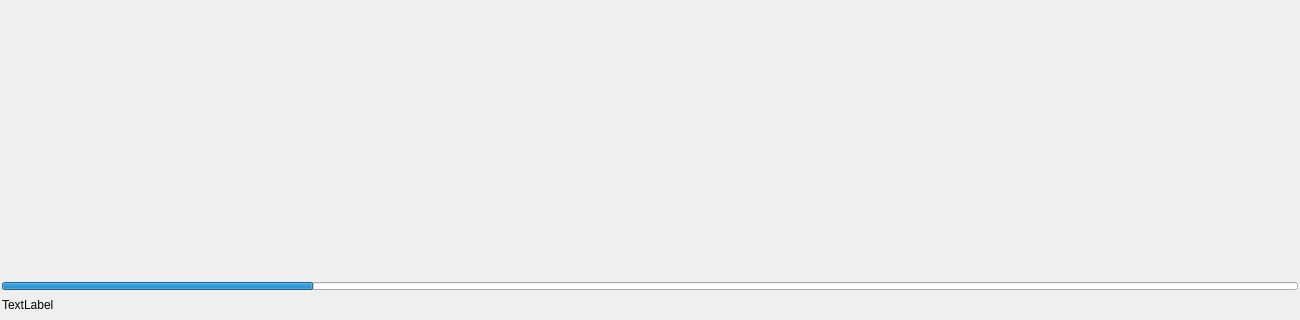
First picture: the form in Screen/frmMain.ui, repository LasFreitas/Bike, before the edit; both pictures show x 0 to 1300 and y 530 to 850 of the 1300 by 850 pixel window.
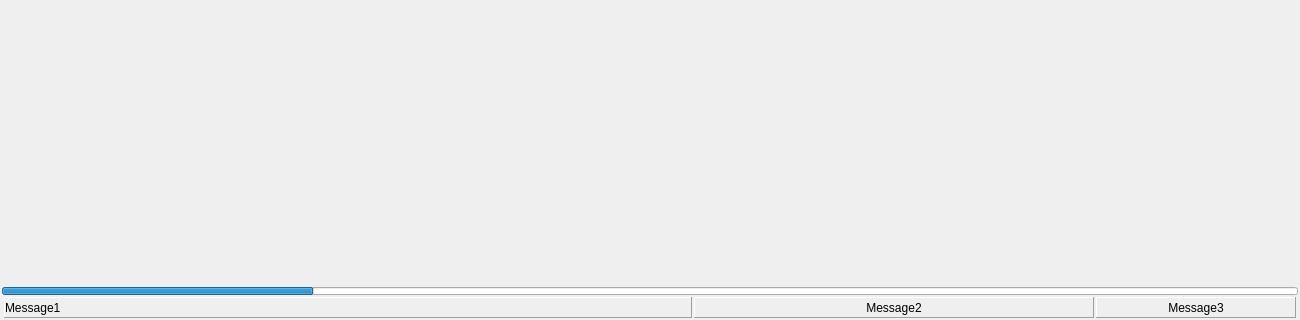
Second picture: the form after the edit. Icons and pictures are not drawn.

Commit message: Modificações StatusBar

```diff
--- a/Screen/frmMain.ui
+++ b/Screen/frmMain.ui
@@ -761,28 +761,34 @@
    <property name="geometry">
     <rect>
      <x>0</x>
-     <y>810</y>
+     <y>815</y>
      <width>1300</width>
-     <height>40</height>
+     <height>35</height>
     </rect>
    </property>
+   <property name="sizePolicy">
+    <sizepolicy hsizetype="Fixed" vsizetype="Fixed">
+     <horstretch>0</horstretch>
+     <verstretch>0</verstretch>
+    </sizepolicy>
+   </property>
    <property name="minimumSize">
     <size>
      <width>1300</width>
-     <height>40</height>
+     <height>35</height>
     </size>
    </property>
    <property name="maximumSize">
     <size>
      <width>1300</width>
-     <height>40</height>
+     <height>35</height>
     </size>
    </property>
    <property name="frameShape">
     <enum>QFrame::NoFrame</enum>
    </property>
    <property name="frameShadow">
-    <enum>QFrame::Plain</enum>
+    <enum>QFrame::Sunken</enum>
    </property>
    <layout class="QVBoxLayout" name="verticalLayout">
     <property name="spacing">
@@ -832,21 +838,181 @@
      </widget>
     </item>
     <item>
-     <layout class="QHBoxLayout" name="horizontalLayout_2">
-      <property name="topMargin">
-       <number>0</number>
+     <widget class="QFrame" name="frStatus">
+      <property name="sizePolicy">
+       <sizepolicy hsizetype="Expanding" vsizetype="Preferred">
+        <horstretch>0</horstretch>
+        <verstretch>0</verstretch>
+       </sizepolicy>
       </property>
-      <property name="rightMargin">
-       <number>0</number>
+      <property name="frameShape">
+       <enum>QFrame::NoFrame</enum>
       </property>
-      <item>
-       <widget class="QLabel" name="label">
-        <property name="text">
-         <string>TextLabel</string>
-        </property>
-       </widget>
-      </item>
-     </layout>
+      <property name="frameShadow">
+       <enum>QFrame::Sunken</enum>
+      </property>
+      <layout class="QHBoxLayout" name="horizontalLayout_2">
+       <property name="spacing">
+        <number>2</number>
+       </property>
+       <property name="leftMargin">
+        <number>2</number>
+       </property>
+       <property name="topMargin">
+        <number>0</number>
+       </property>
+       <property name="rightMargin">
+        <number>2</number>
+       </property>
+       <property name="bottomMargin">
+        <number>0</number>
+       </property>
+       <item>
+        <widget class="QFrame" name="qfMessage1">
+         <property name="sizePolicy">
+          <sizepolicy hsizetype="Expanding" vsizetype="Preferred">
+           <horstretch>0</horstretch>
+           <verstretch>0</verstretch>
+          </sizepolicy>
+         </property>
+         <property name="frameShape">
+          <enum>QFrame::Panel</enum>
+         </property>
+         <property name="frameShadow">
+          <enum>QFrame::Raised</enum>
+         </property>
+         <layout class="QHBoxLayout" name="horizontalLayout_3">
+          <property name="spacing">
+           <number>0</number>
+          </property>
+          <property name="leftMargin">
+           <number>0</number>
+          </property>
+          <property name="topMargin">
+           <number>0</number>
+          </property>
+          <property name="rightMargin">
+           <number>0</number>
+          </property>
+          <property name="bottomMargin">
+           <number>0</number>
+          </property>
+          <item>
+           <widget class="QLabel" name="lbMessage1">
+            <property name="text">
+             <string>Message1</string>
+            </property>
+           </widget>
+          </item>
+         </layout>
+        </widget>
+       </item>
+       <item>
+        <widget class="QFrame" name="qfMEssage2">
+         <property name="minimumSize">
+          <size>
+           <width>400</width>
+           <height>0</height>
+          </size>
+         </property>
+         <property name="maximumSize">
+          <size>
+           <width>400</width>
+           <height>16777215</height>
+          </size>
+         </property>
+         <property name="frameShape">
+          <enum>QFrame::Panel</enum>
+         </property>
+         <property name="frameShadow">
+          <enum>QFrame::Raised</enum>
+         </property>
+         <layout class="QHBoxLayout" name="horizontalLayout_5">
+          <property name="spacing">
+           <number>0</number>
+          </property>
+          <property name="leftMargin">
+           <number>0</number>
+          </property>
+          <property name="topMargin">
+           <number>0</number>
+          </property>
+          <property name="rightMargin">
+           <number>0</number>
+          </property>
+          <property name="bottomMargin">
+           <number>0</number>
+          </property>
+          <item>
+           <widget class="QLabel" name="lbMessage2">
+            <property name="text">
+             <string>Message2</string>
+            </property>
+            <property name="alignment">
+             <set>Qt::AlignCenter</set>
+            </property>
+           </widget>
+          </item>
+         </layout>
+        </widget>
+       </item>
+       <item>
+        <widget class="QFrame" name="qfMessage3">
+         <property name="minimumSize">
+          <size>
+           <width>200</width>
+           <height>0</height>
+          </size>
+         </property>
+         <property name="maximumSize">
+          <size>
+           <width>200</width>
+           <height>16777215</height>
+          </size>
+         </property>
+         <property name="frameShape">
+          <enum>QFrame::Panel</enum>
+         </property>
+         <property name="frameShadow">
+          <enum>QFrame::Raised</enum>
+         </property>
+         <layout class="QHBoxLayout" name="horizontalLayout_4">
+          <property name="spacing">
+           <number>0</number>
+          </property>
+          <property name="leftMargin">
+           <number>0</number>
+          </property>
+          <property name="topMargin">
+           <number>0</number>
+          </property>
+          <property name="rightMargin">
+           <number>0</number>
+          </property>
+          <property name="bottomMargin">
+           <number>0</number>
+          </property>
+          <item>
+           <widget class="QLabel" name="lbMessage3">
+            <property name="sizePolicy">
+             <sizepolicy hsizetype="Preferred" vsizetype="Expanding">
+              <horstretch>0</horstretch>
+              <verstretch>0</verstretch>
+             </sizepolicy>
+            </property>
+            <property name="text">
+             <string>Message3</string>
+            </property>
+            <property name="alignment">
+             <set>Qt::AlignCenter</set>
+            </property>
+           </widget>
+          </item>
+         </layout>
+        </widget>
+       </item>
+      </layout>
+     </widget>
     </item>
    </layout>
   </widget>
```
Left out of the diff: 14 changed lines with no effect on the pictures. The commit also changes 1 other file.
